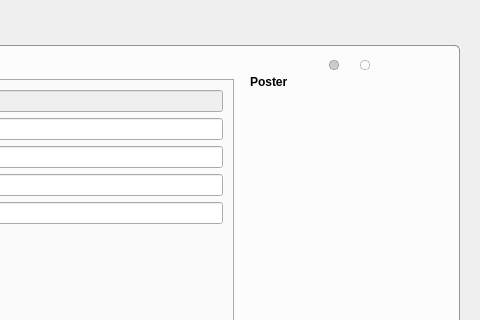
Above: concerts/ConcertWidget.ui from Komet/MediaElch before the change; both pictures show x 454 to 934 and y 0 to 320 of the 934 by 804 pixel window. Below: the same form after it.
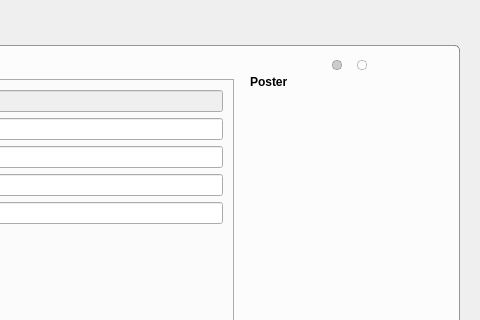
That is the form after the change. Icons and pictures are not drawn. Custom widgets are drawn as their Qt base class.

Commit message: Expand Art Widget when window is big enough

Patch:
```diff
--- a/concerts/ConcertWidget.ui
+++ b/concerts/ConcertWidget.ui
@@ -638,9 +638,10 @@
            <number>0</number>
           </property>
           <item>
-           <layout class="QHBoxLayout" name="horizontalLayout_12">
-            <property name="spacing">
-             <number>12</number>
+           <widget class="QWidget" name="artStackedWidgetButtons" native="true">
+            <layout class="QHBoxLayout" name="horizontalLayout_3">
+             <property name="margin">
+              <number>0</number>
             </property>
             <item>
              <spacer name="horizontalSpacer_7">
@@ -649,7 +650,7 @@
               </property>
               <property name="sizeHint" stdset="0">
                <size>
-                <width>40</width>
+                 <width>69</width>
                 <height>1</height>
                </size>
               </property>
@@ -734,6 +735,11 @@
              </spacer>
             </item>
            </layout>
+            <zorder>horizontalSpacer_7</zorder>
+            <zorder>horizontalSpacer_8</zorder>
+            <zorder>buttonArtPageTwo</zorder>
+            <zorder>buttonArtPageOne</zorder>
+           </widget>
           </item>
           <item>
            <widget class="SlidingStackedWidget" name="artStackedWidget">
```
Lines whose indentation alone changed are shown as unchanged. The commit also changes 7 other files.
